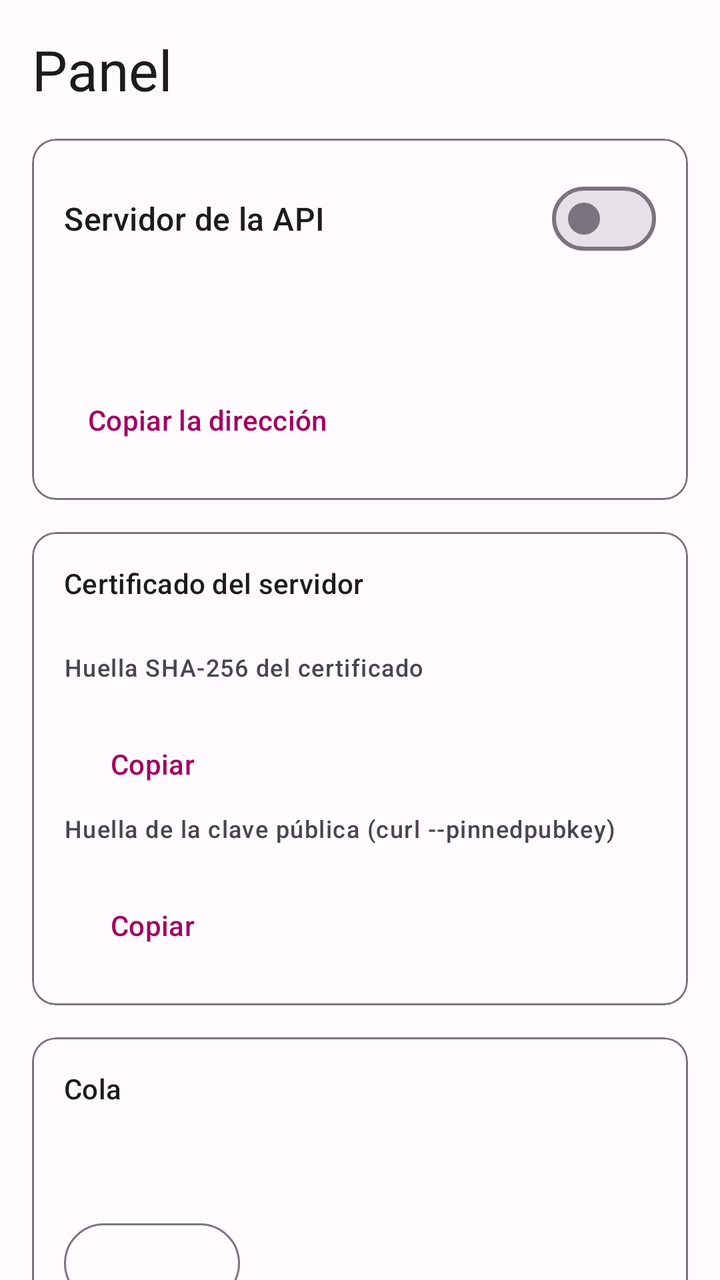
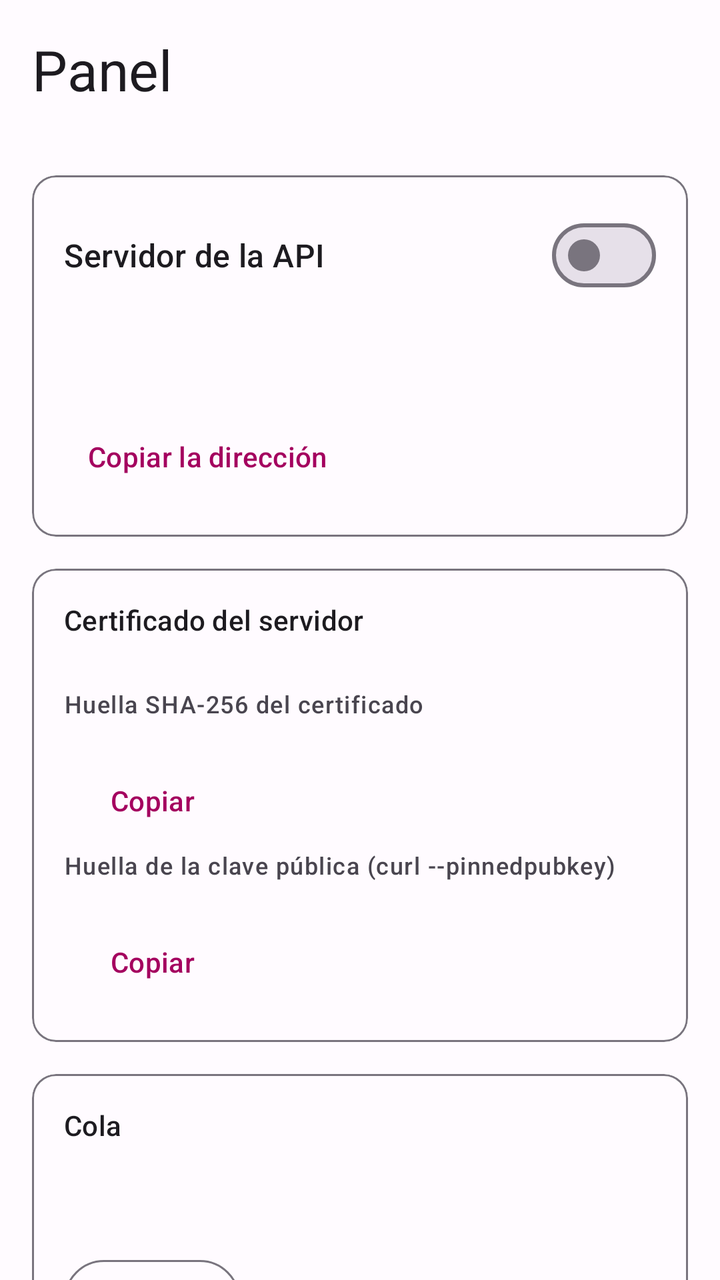

Before-and-after screenshots of an Android layout around one commit, followed by the original layout XML and the change that was made.
<!-- AndroidManifest.xml: application theme Theme.ApiToSms -->
<!-- res/layout/fragment_panel.xml -->
<?xml version="1.0" encoding="utf-8"?>
<androidx.core.widget.NestedScrollView
    xmlns:android="http://schemas.android.com/apk/res/android"
    xmlns:app="http://schemas.android.com/apk/res-auto"
    android:layout_width="match_parent"
    android:layout_height="match_parent">

    <LinearLayout
        android:layout_width="match_parent"
        android:layout_height="wrap_content"
        android:orientation="vertical"
        android:padding="16dp">

        <TextView
            android:layout_width="wrap_content"
            android:layout_height="wrap_content"
            android:layout_marginBottom="16dp"
            android:text="@string/panel_titulo"
            android:textAppearance="@style/TextAppearance.Material3.HeadlineMedium" />

        
        <com.google.android.material.card.MaterialCardView
            android:id="@+id/card_avisos"
            android:layout_width="match_parent"
            android:layout_height="wrap_content"
            android:layout_marginBottom="16dp"
            android:visibility="gone"
            app:cardBackgroundColor="?attr/colorErrorContainer"
            app:cardElevation="0dp">

            <LinearLayout
                android:layout_width="match_parent"
                android:layout_height="wrap_content"
                android:orientation="vertical"
                android:padding="16dp">

                <TextView
                    android:layout_width="wrap_content"
                    android:layout_height="wrap_content"
                    android:layout_marginBottom="8dp"
                    android:text="@string/panel_avisos_titulo"
                    android:textAppearance="@style/TextAppearance.Material3.TitleSmall"
                    android:textColor="?attr/colorOnErrorContainer" />

                <TextView
                    android:id="@+id/text_avisos"
                    android:layout_width="match_parent"
                    android:layout_height="wrap_content"
                    android:textAppearance="@style/TextAppearance.Material3.BodySmall"
                    android:textColor="?attr/colorOnErrorContainer"
                    android:textIsSelectable="true" />

                <com.google.android.material.button.MaterialButton
                    android:id="@+id/button_desbloquear_ips"
                    style="@style/Widget.Material3.Button.TextButton"
                    android:layout_width="wrap_content"
                    android:layout_height="wrap_content"
                    android:text="@string/panel_desbloquear_ips"
                    android:visibility="gone" />
            </LinearLayout>
        </com.google.android.material.card.MaterialCardView>

        
        <com.google.android.material.card.MaterialCardView
            android:layout_width="match_parent"
            android:layout_height="wrap_content"
            android:layout_marginBottom="16dp"
            app:cardElevation="0dp"
            app:strokeColor="?attr/colorOutline"
            app:strokeWidth="1dp">

            <LinearLayout
                android:layout_width="match_parent"
                android:layout_height="wrap_content"
                android:orientation="vertical"
                android:padding="16dp">

                <com.google.android.material.materialswitch.MaterialSwitch
                    android:id="@+id/switch_servidor"
                    android:layout_width="match_parent"
                    android:layout_height="wrap_content"
                    android:text="@string/panel_servidor"
                    android:textAppearance="@style/TextAppearance.Material3.TitleMedium" />

                <TextView
                    android:id="@+id/text_estado_servidor"
                    android:layout_width="match_parent"
                    android:layout_height="wrap_content"
                    android:layout_marginTop="4dp"
                    android:textAppearance="@style/TextAppearance.Material3.BodyMedium" />

                <TextView
                    android:id="@+id/text_url"
                    android:layout_width="match_parent"
                    android:layout_height="wrap_content"
                    android:layout_marginTop="8dp"
                    android:fontFamily="monospace"
                    android:textAppearance="@style/TextAppearance.Material3.TitleMedium"
                    android:textColor="?attr/colorPrimary"
                    android:textIsSelectable="true" />

                <com.google.android.material.button.MaterialButton
                    android:id="@+id/button_copiar_url"
                    style="@style/Widget.Material3.Button.TextButton"
                    android:layout_width="wrap_content"
                    android:layout_height="wrap_content"
                    android:text="@string/panel_copiar_url" />
            </LinearLayout>
        </com.google.android.material.card.MaterialCardView>

        
        <com.google.android.material.card.MaterialCardView
            android:layout_width="match_parent"
            android:layout_height="wrap_content"
            android:layout_marginBottom="16dp"
            app:cardElevation="0dp"
            app:strokeColor="?attr/colorOutline"
            app:strokeWidth="1dp">

            <LinearLayout
                android:layout_width="match_parent"
                android:layout_height="wrap_content"
                android:orientation="vertical"
                android:padding="16dp">

                <TextView
                    android:layout_width="wrap_content"
                    android:layout_height="wrap_content"
                    android:text="@string/panel_certificado_titulo"
                    android:textAppearance="@style/TextAppearance.Material3.TitleSmall" />

                <TextView
                    android:id="@+id/text_origen_certificado"
                    android:layout_width="match_parent"
                    android:layout_height="wrap_content"
                    android:layout_marginBottom="8dp"
                    android:textAppearance="@style/TextAppearance.Material3.BodySmall" />

                <TextView
                    android:layout_width="wrap_content"
                    android:layout_height="wrap_content"
                    android:text="@string/panel_huella_certificado"
                    android:textAppearance="@style/TextAppearance.Material3.LabelMedium" />

                <TextView
                    android:id="@+id/text_huella_certificado"
                    android:layout_width="match_parent"
                    android:layout_height="wrap_content"
                    android:fontFamily="monospace"
                    android:textAppearance="@style/TextAppearance.Material3.BodySmall"
                    android:textIsSelectable="true" />

                <com.google.android.material.button.MaterialButton
                    android:id="@+id/button_copiar_huella"
                    style="@style/Widget.Material3.Button.TextButton"
                    android:layout_width="wrap_content"
                    android:layout_height="wrap_content"
                    android:text="@string/accion_copiar" />

                <TextView
                    android:layout_width="wrap_content"
                    android:layout_height="wrap_content"
                    android:text="@string/panel_huella_clave"
                    android:textAppearance="@style/TextAppearance.Material3.LabelMedium" />

                <TextView
                    android:id="@+id/text_huella_clave"
                    android:layout_width="match_parent"
                    android:layout_height="wrap_content"
                    android:fontFamily="monospace"
                    android:textAppearance="@style/TextAppearance.Material3.BodySmall"
                    android:textIsSelectable="true" />

                <com.google.android.material.button.MaterialButton
                    android:id="@+id/button_copiar_huella_clave"
                    style="@style/Widget.Material3.Button.TextButton"
                    android:layout_width="wrap_content"
                    android:layout_height="wrap_content"
                    android:text="@string/accion_copiar" />

            </LinearLayout>
        </com.google.android.material.card.MaterialCardView>

        
        <com.google.android.material.card.MaterialCardView
            android:layout_width="match_parent"
            android:layout_height="wrap_content"
            android:layout_marginBottom="16dp"
            app:cardElevation="0dp"
            app:strokeColor="?attr/colorOutline"
            app:strokeWidth="1dp">

            <LinearLayout
                android:layout_width="match_parent"
                android:layout_height="wrap_content"
                android:orientation="vertical"
                android:padding="16dp">

                <TextView
                    android:layout_width="wrap_content"
                    android:layout_height="wrap_content"
                    android:text="@string/panel_cola_titulo"
                    android:textAppearance="@style/TextAppearance.Material3.TitleSmall" />

                <TextView
                    android:id="@+id/text_cola_estado"
                    android:layout_width="match_parent"
                    android:layout_height="wrap_content"
                    android:layout_marginTop="4dp"
                    android:textAppearance="@style/TextAppearance.Material3.BodyLarge" />

                <TextView
                    android:id="@+id/text_cola_hoy"
                    android:layout_width="match_parent"
                    android:layout_height="wrap_content"
                    android:layout_marginTop="4dp"
                    android:textAppearance="@style/TextAppearance.Material3.BodySmall" />

                <com.google.android.material.button.MaterialButton
                    android:id="@+id/button_pausa"
                    style="@style/Widget.Material3.Button.OutlinedButton"
                    android:layout_width="wrap_content"
                    android:layout_height="wrap_content"
                    android:layout_marginTop="8dp" />
            </LinearLayout>
        </com.google.android.material.card.MaterialCardView>

        
        <com.google.android.material.card.MaterialCardView
            android:layout_width="match_parent"
            android:layout_height="wrap_content"
            android:layout_marginBottom="16dp"
            app:cardElevation="0dp"
            app:strokeColor="?attr/colorOutline"
            app:strokeWidth="1dp">

            <LinearLayout
                android:layout_width="match_parent"
                android:layout_height="wrap_content"
                android:orientation="vertical"
                android:padding="16dp">

                <TextView
                    android:layout_width="wrap_content"
                    android:layout_height="wrap_content"
                    android:text="@string/claves_titulo"
                    android:textAppearance="@style/TextAppearance.Material3.TitleSmall" />

                <TextView
                    android:id="@+id/text_claves"
                    android:layout_width="match_parent"
                    android:layout_height="wrap_content"
                    android:layout_marginTop="4dp"
                    android:textAppearance="@style/TextAppearance.Material3.BodySmall" />

                <com.google.android.material.button.MaterialButton
                    android:id="@+id/button_claves"
                    style="@style/Widget.Material3.Button.TonalButton"
                    android:layout_width="wrap_content"
                    android:layout_height="wrap_content"
                    android:layout_marginTop="8dp"
                    android:text="@string/panel_gestionar_claves" />
            </LinearLayout>
        </com.google.android.material.card.MaterialCardView>

    </LinearLayout>
</androidx.core.widget.NestedScrollView>
<!-- resources referenced by this layout -->
<resources>
  <string name="accion_copiar">Copiar</string>
  <string name="claves_titulo">Claves de la API</string>
  <string name="panel_avisos_titulo">Hay que revisar</string>
  <string name="panel_certificado_titulo">Certificado del servidor</string>
  <string name="panel_cola_titulo">Cola</string>
  <string name="panel_copiar_url">Copiar la dirección</string>
  <string name="panel_desbloquear_ips">Desbloquear ahora</string>
  <string name="panel_gestionar_claves">Gestionar claves</string>
  <string name="panel_huella_certificado">Huella SHA-256 del certificado</string>
  <string name="panel_huella_clave">Huella de la clave pública (curl --pinnedpubkey)</string>
  <string name="panel_servidor">Servidor de la API</string>
  <string name="panel_titulo">Panel</string>
  <style name="Theme.ApiToSms" parent="Theme.Material3.DayNight.NoActionBar">
          <item name="colorPrimary">@color/md_theme_primary</item>
          <item name="colorOnPrimary">@color/md_theme_on_primary</item>
          <item name="colorPrimaryContainer">@color/md_theme_primary_container</item>
          <item name="colorOnPrimaryContainer">@color/md_theme_on_primary_container</item>
          <item name="colorSecondary">@color/md_theme_secondary</item>
          <item name="colorOnSecondary">@color/md_theme_on_secondary</item>
          <item name="colorError">@color/md_theme_error</item>
          <item name="android:colorBackground">@color/md_theme_background</item>
          <item name="colorSurface">@color/md_theme_surface</item>
      </style>
  <color name="md_theme_primary">#A4005F</color>
  <color name="md_theme_on_primary">#FFFFFF</color>
  <color name="md_theme_primary_container">#FFD9E4</color>
  <color name="md_theme_on_primary_container">#3E001C</color>
  <color name="md_theme_secondary">#74565F</color>
  <color name="md_theme_on_secondary">#FFFFFF</color>
  <color name="md_theme_error">#BA1A1A</color>
  <color name="md_theme_background">#FFFBFF</color>
  <color name="md_theme_surface">#FFFBFF</color>
</resources>

<!-- the commit's change to res/layout/fragment_panel.xml (unified diff, before → after) -->
@@ -14,9 +14,18 @@
         <TextView
             android:layout_width="wrap_content"
             android:layout_height="wrap_content"
-            android:layout_marginBottom="16dp"
             android:text="@string/panel_titulo"
             android:textAppearance="@style/TextAppearance.Material3.HeadlineMedium" />
+
+        
+        <TextView
+            android:id="@+id/text_resumen"
+            android:layout_width="match_parent"
+            android:layout_height="wrap_content"
+            android:layout_marginTop="2dp"
+            android:layout_marginBottom="16dp"
+            android:textAppearance="@style/TextAppearance.Material3.BodySmall"
+            android:textColor="?attr/colorOnSurfaceVariant" />
 
         
         <com.google.android.material.card.MaterialCardView
